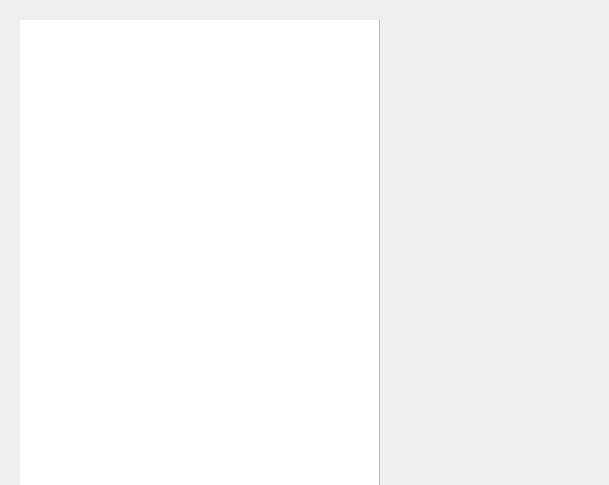
Above: PROYECTO_FINAL/ventanas.ui from BubleTao/JUEGO_FINAL before the change. Below: the same form after it.
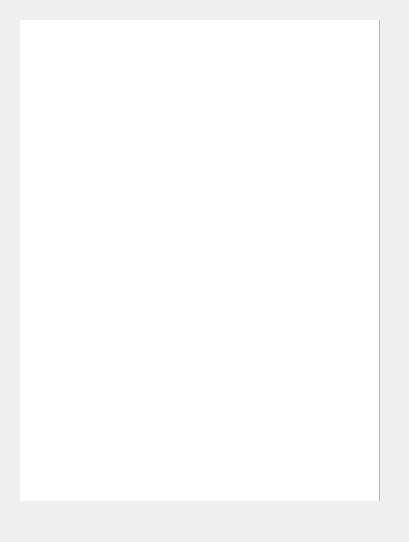
That is the form after the change.

Diff of the .ui file:
```diff
--- a/PROYECTO_FINAL/ventanas.ui
+++ b/PROYECTO_FINAL/ventanas.ui
@@ -6,8 +6,8 @@
    <rect>
     <x>0</x>
     <y>0</y>
-    <width>609</width>
-    <height>485</height>
+    <width>409</width>
+    <height>542</height>
    </rect>
   </property>
   <property name="windowTitle">
```
